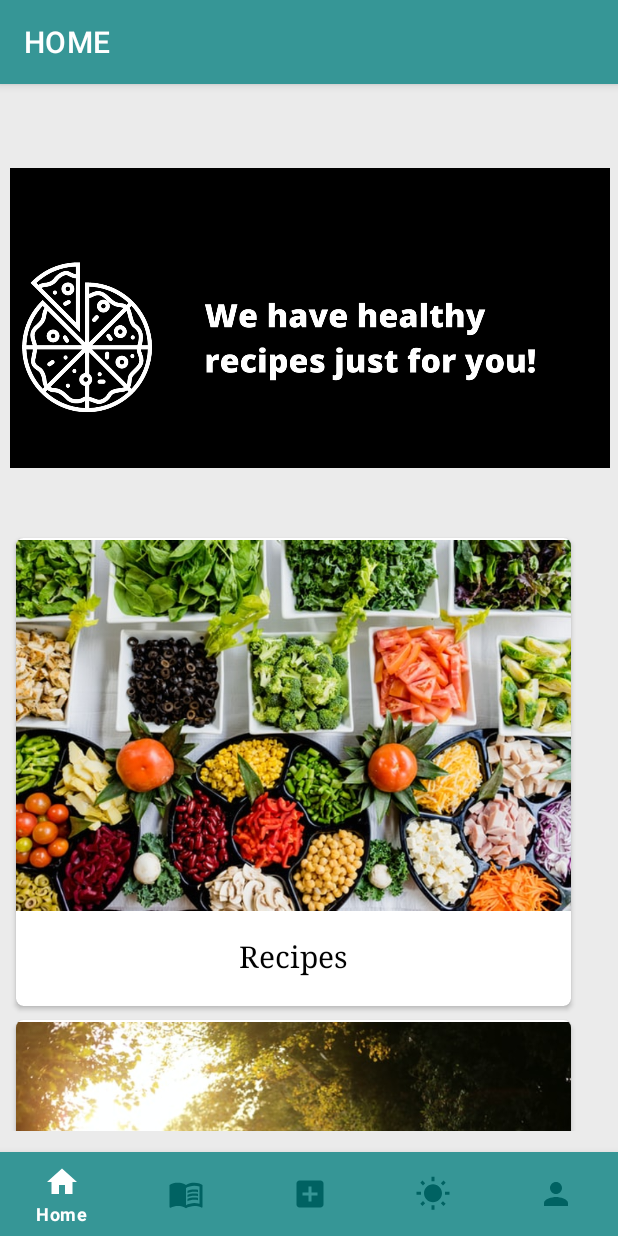
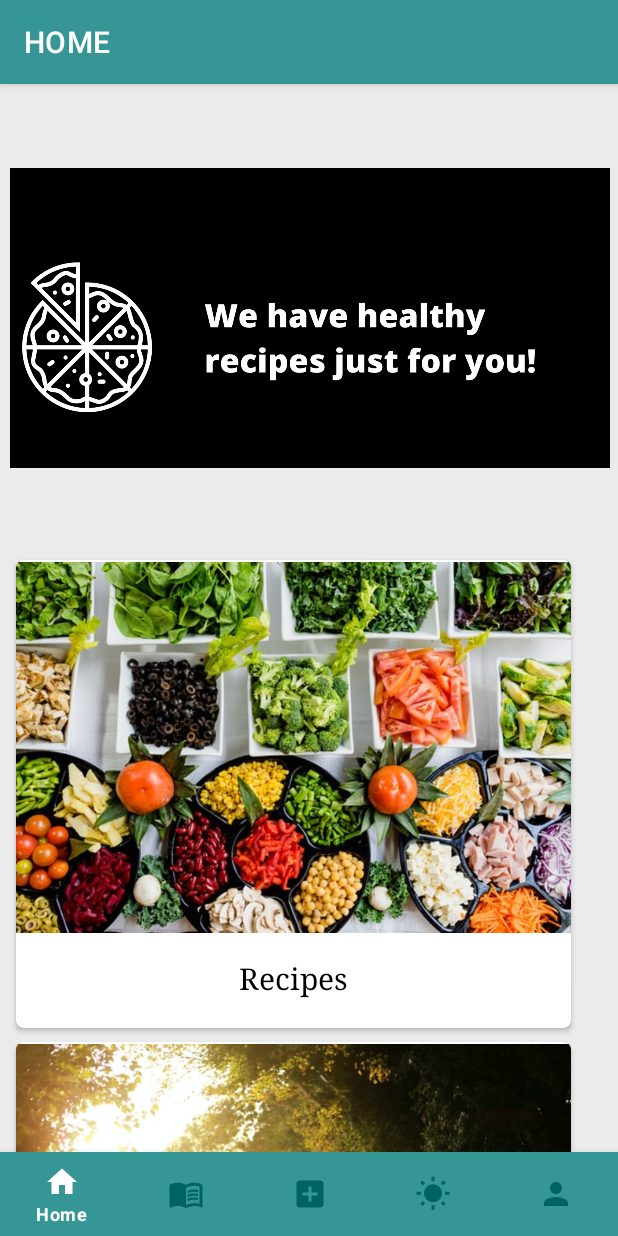
Before and after one commit to oyousef25/LifeApp-Android, an Android app: the screen it shows after launch (MainActivity), on a phone screen of 412 x 824 dp. Run offline under Robolectric (Android 15) with nearby library versions, the phone set to English and light mode, and no system bars; our stand-ins replace navigation-ui.

Commit message:
Finished the Homepage

```diff
--- a/app/src/main/res/layout/fragment_home_page.xml
+++ b/app/src/main/res/layout/fragment_home_page.xml
@@ -22,7 +22,7 @@
         android:id="@+id/homeList"
         android:layout_width="400dp"
         android:layout_height="400dp"
-        android:layout_marginBottom="70dp"
+        android:layout_marginBottom="55dp"
         app:layout_constraintBottom_toBottomOf="parent"
         app:layout_constraintEnd_toEndOf="parent"
         app:layout_constraintHorizontal_bias="0.545"
```
